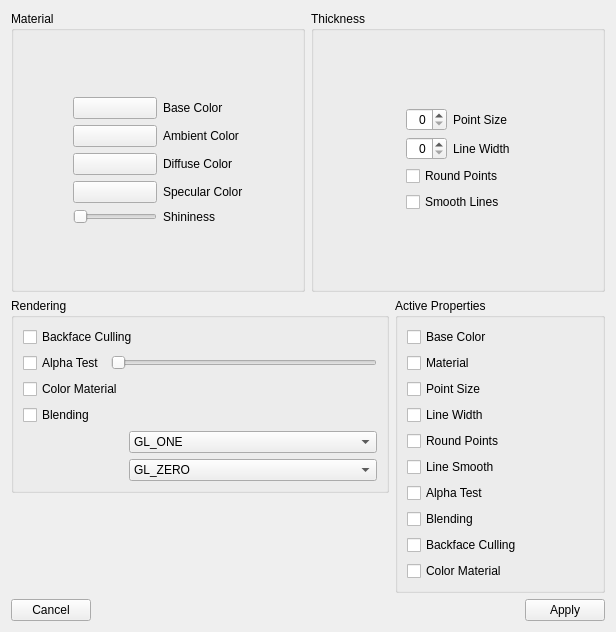
ShenRen/OpenFlipper, file ACG/QtWidgets/QtMaterialDialogUi.ui: the form before one commit.
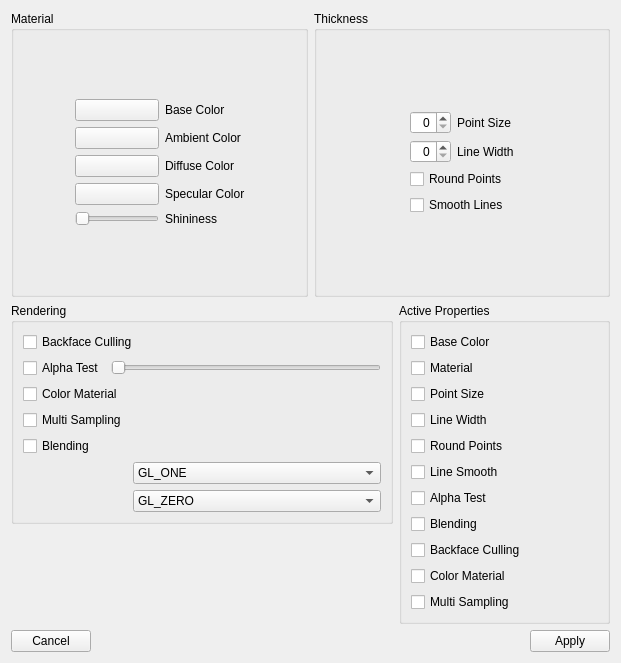
The form after the commit.

Commit message: Multisampling for material node

```diff
--- a/ACG/QtWidgets/QtMaterialDialogUi.ui
+++ b/ACG/QtWidgets/QtMaterialDialogUi.ui
@@ -5,8 +5,8 @@
    <rect>
     <x>0</x>
     <y>0</y>
-    <width>616</width>
-    <height>632</height>
+    <width>621</width>
+    <height>663</height>
    </rect>
   </property>
   <property name="sizePolicy" >
@@ -416,7 +416,7 @@
             </item>
            </layout>
           </item>
-          <item row="3" column="0" >
+          <item row="4" column="0" >
            <widget class="QCheckBox" name="blending" >
             <property name="layoutDirection" >
              <enum>Qt::LeftToRight</enum>
@@ -426,7 +426,7 @@
             </property>
            </widget>
           </item>
-          <item row="4" column="1" >
+          <item row="5" column="1" >
            <widget class="QComboBox" name="blendParam1" >
             <property name="currentIndex" >
              <number>1</number>
@@ -503,7 +503,7 @@
             </item>
            </widget>
           </item>
-          <item row="5" column="1" >
+          <item row="6" column="1" >
            <widget class="QComboBox" name="blendParam2" >
             <item>
              <property name="text" >
@@ -584,6 +584,13 @@
             </property>
            </widget>
           </item>
+          <item row="3" column="0" >
+           <widget class="QCheckBox" name="multiSampling" >
+            <property name="text" >
+             <string>Multi Sampling</string>
+            </property>
+           </widget>
+          </item>
          </layout>
         </widget>
        </item>
@@ -678,6 +685,13 @@
           </property>
          </widget>
         </item>
+        <item>
+         <widget class="QCheckBox" name="multiSamplingActive" >
+          <property name="text" >
+           <string>Multi Sampling</string>
+          </property>
+         </widget>
+        </item>
        </layout>
       </widget>
      </item>
```
The commit also changes 5 other files.
